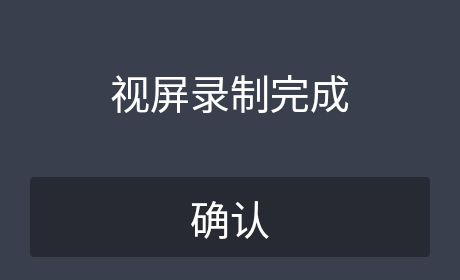
Qt form widgets/suredialog.ui (wyc15002105071/Recorder) before a commit.
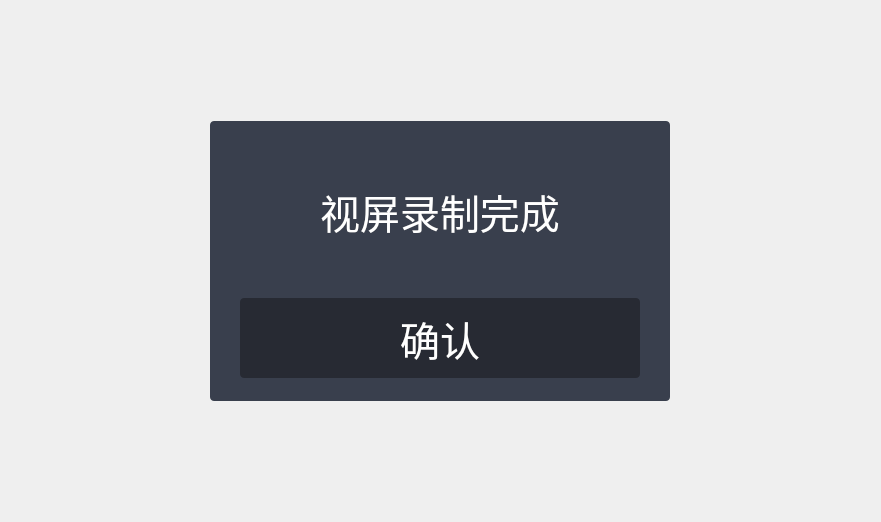
The same form after that commit.

The edit to the form file:
```diff
--- a/widgets/suredialog.ui
+++ b/widgets/suredialog.ui
@@ -6,15 +6,15 @@
    <rect>
     <x>0</x>
     <y>0</y>
-    <width>460</width>
-    <height>280</height>
+    <width>881</width>
+    <height>522</height>
    </rect>
   </property>
   <property name="windowTitle">
    <string>Dialog</string>
   </property>
   <property name="styleSheet">
-   <string notr="true">#SureDialog{
+   <string notr="true">#widget{
 border-radius: 4px;
 background: rgba(57, 63, 77, 1);
 }
@@ -41,6 +41,21 @@
    <property name="rightMargin">
     <number>30</number>
    </property>
+   <item alignment="Qt::AlignHCenter">
+    <widget class="QWidget" name="widget" native="true">
+     <property name="minimumSize">
+      <size>
+       <width>460</width>
+       <height>280</height>
+      </size>
+     </property>
+     <property name="maximumSize">
+      <size>
+       <width>460</width>
+       <height>280</height>
+      </size>
+     </property>
+     <layout class="QVBoxLayout" name="verticalLayout_2">
    <item>
     <widget class="QLabel" name="title_lb">
      <property name="maximumSize">
@@ -57,8 +72,14 @@
      </property>
     </widget>
    </item>
-   <item>
+      <item alignment="Qt::AlignHCenter">
     <widget class="QPushButton" name="sure_btn">
+        <property name="minimumSize">
+         <size>
+          <width>400</width>
+          <height>80</height>
+         </size>
+        </property>
      <property name="maximumSize">
       <size>
        <width>400</width>
@@ -68,6 +89,9 @@
      <property name="text">
       <string>确认</string>
      </property>
+       </widget>
+      </item>
+     </layout>
     </widget>
    </item>
   </layout>
```
Lines whose indentation alone changed are shown as unchanged.
